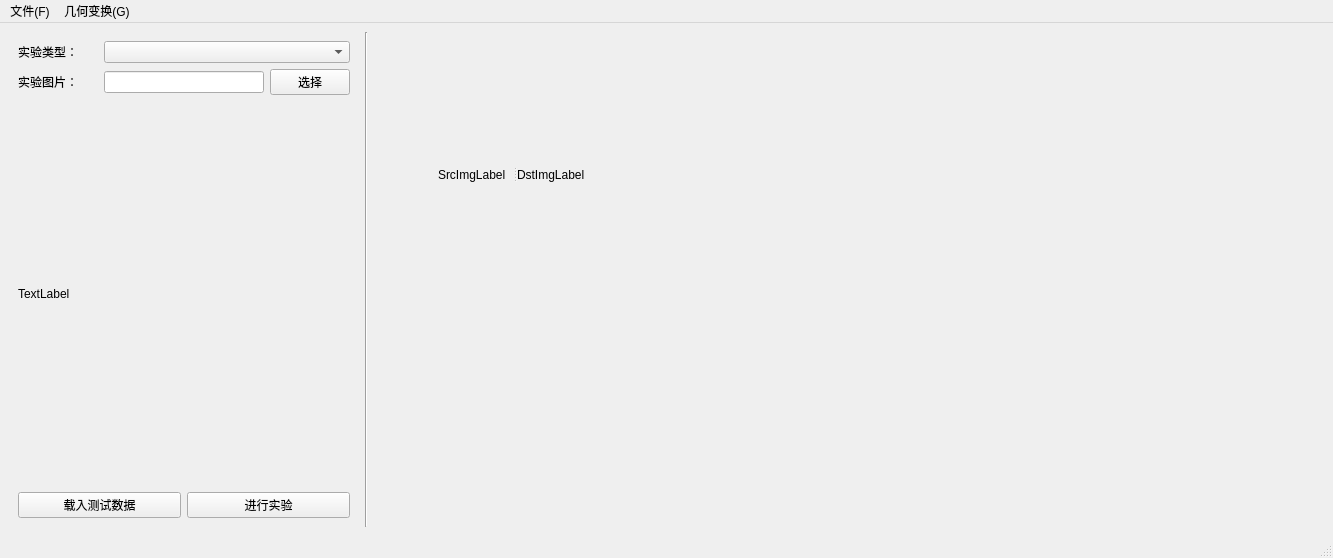
Before: the Qt Designer form DLMainWindow.ui in Edward-HE/SDUWH_DIP_2020, drawn with Qt 5.
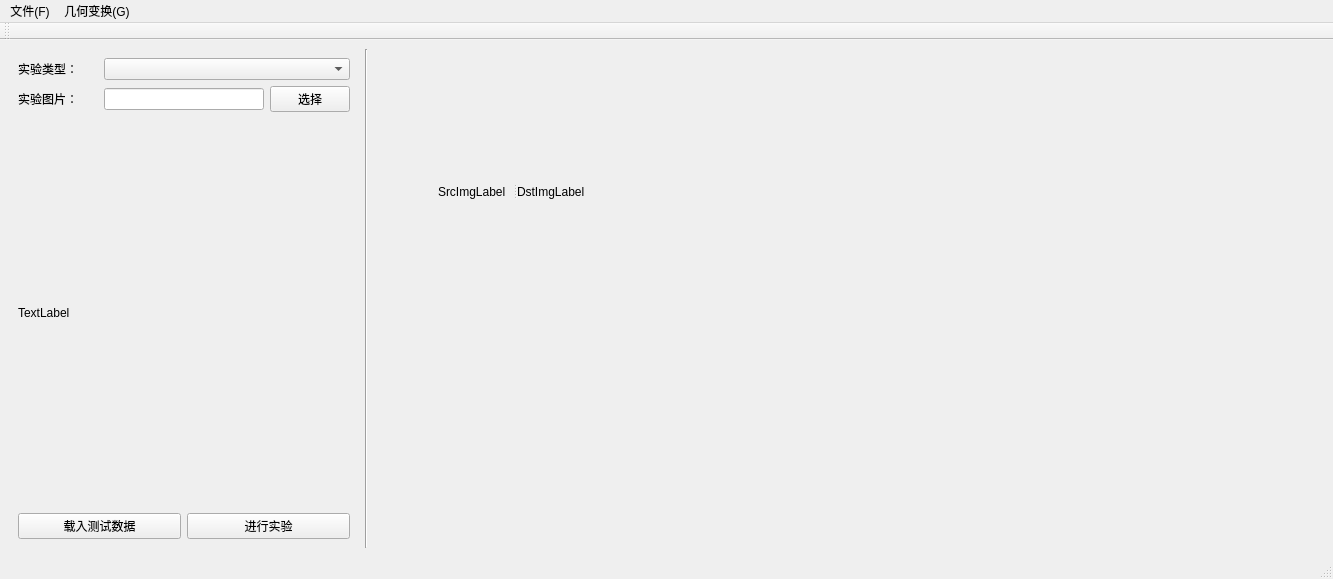
After: the same form once the commit is applied.

```diff
--- a/DLMainWindow.ui
+++ b/DLMainWindow.ui
@@ -7,7 +7,7 @@
     <x>0</x>
     <y>0</y>
     <width>1333</width>
-    <height>558</height>
+    <height>579</height>
    </rect>
   </property>
   <property name="windowTitle">
@@ -94,7 +94,13 @@
         </layout>
        </item>
        <item>
-        <widget class="QLabel" name="label_4">
+        <widget class="QLabel" name="label_info">
+         <property name="sizePolicy">
+          <sizepolicy hsizetype="Preferred" vsizetype="MinimumExpanding">
+           <horstretch>0</horstretch>
+           <verstretch>0</verstretch>
+          </sizepolicy>
+         </property>
          <property name="text">
           <string>TextLabel</string>
          </property>
@@ -102,6 +108,18 @@
        </item>
        <item>
         <layout class="QHBoxLayout" name="horizontalLayout">
+         <property name="spacing">
+          <number>6</number>
+         </property>
+         <property name="sizeConstraint">
+          <enum>QLayout::SetDefaultConstraint</enum>
+         </property>
+         <property name="rightMargin">
+          <number>0</number>
+         </property>
+         <property name="bottomMargin">
+          <number>0</number>
+         </property>
          <item>
           <widget class="QPushButton" name="LoadTestDataPushButton">
            <property name="text">
@@ -186,6 +204,17 @@
    <addaction name="menu_G"/>
   </widget>
   <widget class="QStatusBar" name="statusbar"/>
+  <widget class="QToolBar" name="toolBar">
+   <property name="windowTitle">
+    <string>toolBar</string>
+   </property>
+   <attribute name="toolBarArea">
+    <enum>TopToolBarArea</enum>
+   </attribute>
+   <attribute name="toolBarBreak">
+    <bool>false</bool>
+   </attribute>
+  </widget>
   <action name="action_O">
    <property name="text">
     <string>打开(&amp;O)</string>
```
Left out of the diff: 84 changed lines with no effect on the pictures.
